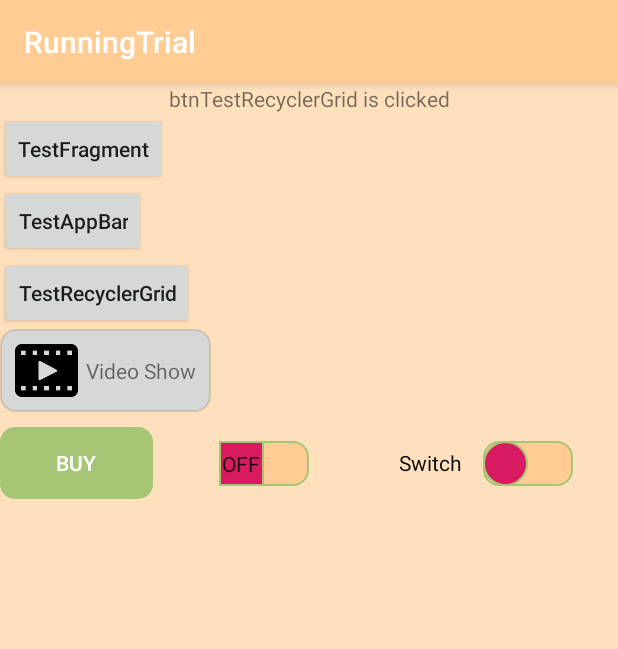
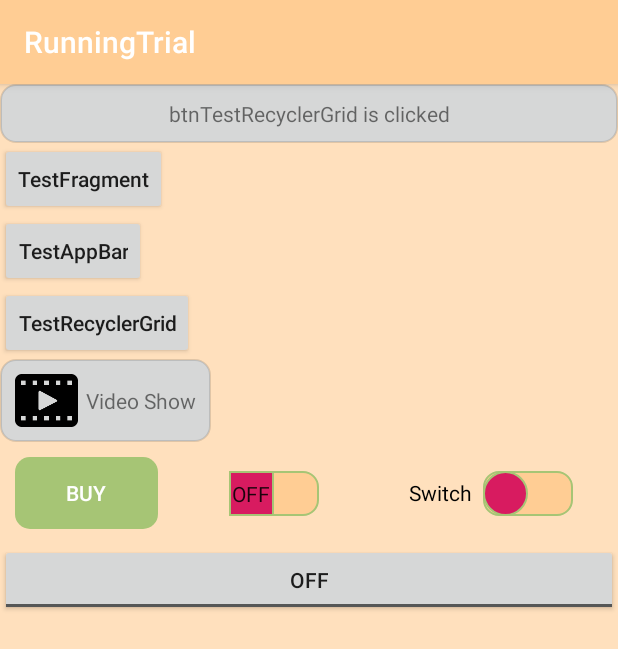
Before and after one commit to HomerChenX1/RunningTrial, an Android app: the screen it shows after launch (MainActivity), after a tap on "Video Show", on a phone screen of 412 x 824 dp. Shown: the top 649 px of the screen. Run offline under Robolectric (Android 15) with nearby library versions, the phone set to English and light mode, and no system bars; our stand-ins replace EventBus; 1 statement that could not run was skipped; 3 other taps on this screen came first.

Commit message:
ToggleButton

```diff
--- a/app/src/main/java/com/example/runningtrial/MainActivity.java
+++ b/app/src/main/java/com/example/runningtrial/MainActivity.java
@@ -6,7 +6,10 @@ import android.os.Bundle;
 import android.view.MotionEvent;
 import android.view.View;
 import android.widget.Button;
+import android.widget.CompoundButton;
 import android.widget.LinearLayout;
+import android.widget.RadioGroup;
+import android.widget.Switch;
 import android.widget.TextView;
 import android.widget.Toast;
 
@@ -26,8 +29,9 @@ import com.example.runningtrial.base.DataWarehouse;
 public class MainActivity extends AppCompatActivity {
     private String TAG = getClass().getSimpleName();
     private TextView tvMain;
-    private Button btnTestFragment, btnTestAppBar, btnTestRecyclerGrid;
+    private Button btnTestFragment, btnTestAppBar, btnTestRecyclerGrid, btnRipple;
     private LinearLayout llTestBtnText;
+    private Switch switchTxt, switchOrg;
 
     @Override
     protected void onCreate(Bundle savedInstanceState) {
@@ -114,6 +118,18 @@ public class MainActivity extends AppCompatActivity {
             }
         });
 
+        btnRipple = findViewById(R.id.btnRipple);
+        btnRipple.setOnClickListener(new View.OnClickListener() {
+            @Override
+            public void onClick(View v) {
+                Toast.makeText(v.getContext(), "btnRipple is clicked", Toast.LENGTH_SHORT).show();
+            }
+        });
+
+        switchTxt = findViewById(R.id.switchTxt);
+        switchTxt.setOnCheckedChangeListener(swListenser);
+        switchOrg = findViewById(R.id.switchOrg);
+        switchOrg.setOnCheckedChangeListener(swListenser);
     }
 
     private void testImgBtnWithText() {
@@ -125,12 +141,32 @@ public class MainActivity extends AppCompatActivity {
             }
         });
 
-        llTestBtnText.setOnTouchListener(new View.OnTouchListener() {
-            @Override
-            public boolean onTouch(View v, MotionEvent event) {
-                Toast.makeText(MainActivity.this, "Touch llTestBtnText", Toast.LENGTH_SHORT).show();
-                return false;
+//        llTestBtnText.setOnTouchListener(new View.OnTouchListener() {
+//            @Override
+//            public boolean onTouch(View v, MotionEvent event) {
+//                Toast.makeText(MainActivity.this, "Touch llTestBtnText", Toast.LENGTH_SHORT).show();
+//                return false;
+//            }
+//        });
+    }
+
+    CompoundButton.OnCheckedChangeListener swListenser = new CompoundButton.OnCheckedChangeListener() {
+        @Override
+        public void onCheckedChanged(CompoundButton buttonView, boolean isChecked) {
+            switch (buttonView.getId()) {
+                case R.id.switchTxt:
+                    if (isChecked)
+                        // Toast.makeText(MainActivity.this, "switchTxt is checked", Toast.LENGTH_SHORT).show();
+                        tvMain.setText("switchTxt is checked");
+                    else tvMain.setText("switchTxt is unchecked");
+                    break;
+                case R.id.switchOrg:
+                    if (isChecked)
+                        // Toast.makeText(MainActivity.this, "switchTxt is checked", Toast.LENGTH_SHORT).show();
+                        tvMain.setText("switchOrg is checked");
+                    else tvMain.setText("switchOrg is unchecked");
+                    break;
             }
-        });
-    }
+        }
+    };
 }
--- a/app/src/main/res/layout/activity_main.xml
+++ b/app/src/main/res/layout/activity_main.xml
@@ -13,6 +13,7 @@
         android:layout_width="match_parent"
         android:layout_height="wrap_content"
         android:gravity="center_horizontal"
+        android:background="@drawable/tv_round"
         android:text="TextView" />
 
     <Button
@@ -56,7 +57,7 @@
             android:layout_width="wrap_content"
             android:layout_height="wrap_content"
             android:layout_gravity="center_vertical"
-            android:layout_marginLeft="5dp"
+            android:layout_marginStart="5dp"
             android:layout_weight="1"
             android:text="@string/test_imgbtn_with_text" />
     </LinearLayout>
@@ -67,25 +68,29 @@
         android:orientation="horizontal">
 
         <Button
-            android:id="@+id/button"
+            android:id="@+id/btnRipple"
             android:layout_width="wrap_content"
             android:layout_height="wrap_content"
             style="?android:attr/borderlessButtonStyle"
             android:background="@drawable/ripple_effect"
             android:textColor="@android:color/white"
+            android:layout_gravity="center_vertical"
+            android:layout_marginStart="@dimen/marginLeft_M"
+            android:layout_marginEnd="@dimen/marginLeft_M"
             android:layout_marginTop="@dimen/marginTop_M"
             android:layout_marginBottom="@dimen/marginTop_M"
             android:layout_weight="1"
             android:text="Buy" />
 
         <Switch
-            android:id="@+id/switch1"
+            android:id="@+id/switchTxt"
             android:layout_width="wrap_content"
             android:layout_height="wrap_content"
             android:minHeight="40dp"
             android:switchMinWidth="50dp"
             android:thumb="@drawable/switch_thumb_selector"
             android:track="@drawable/switch_track_selector"
+            android:switchPadding="10dp"
             android:layout_marginEnd="@dimen/switch_radius"
             android:layout_marginStart="@dimen/switch_radius"
             android:layout_weight="1"
@@ -96,7 +101,7 @@
             android:textOn="OK" />
 
         <Switch
-            android:id="@+id/switch2"
+            android:id="@+id/switchOrg"
             android:layout_width="wrap_content"
             android:layout_height="wrap_content"
             android:minHeight="40dp"
@@ -112,6 +117,28 @@
 
     </LinearLayout>
 
+    <LinearLayout
+        android:layout_width="match_parent"
+        android:layout_height="wrap_content"
+        android:orientation="horizontal">
+
+        <ToggleButton
+            android:id="@+id/tbtnToggle"
+            android:layout_width="wrap_content"
+            android:layout_height="wrap_content"
+            android:layout_weight="1"
+            android:layout_gravity="center_vertical"
+            android:textOn="On"
+            android:textOff="Off" />
+
+    </LinearLayout>
+
+
+
+
+
+
+
 
 
 </LinearLayout>
```
Also changed, not shown: app/src/main/java/com/example/runningtrial/base/Utils.java (line endings or trailing spaces).
